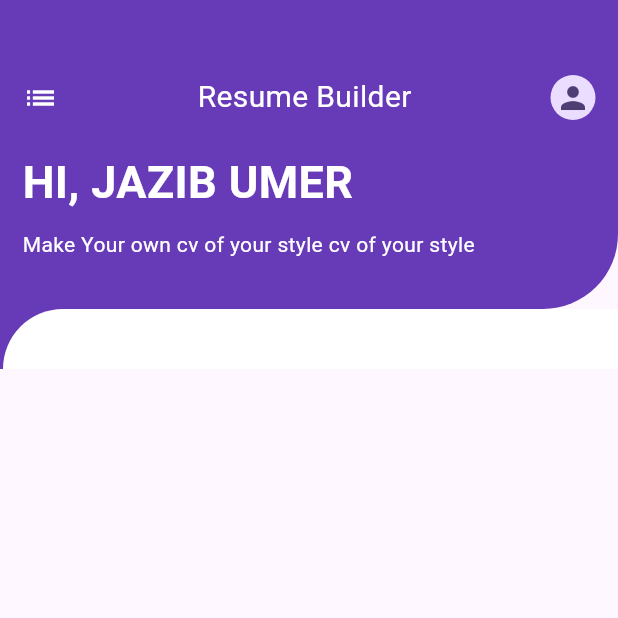
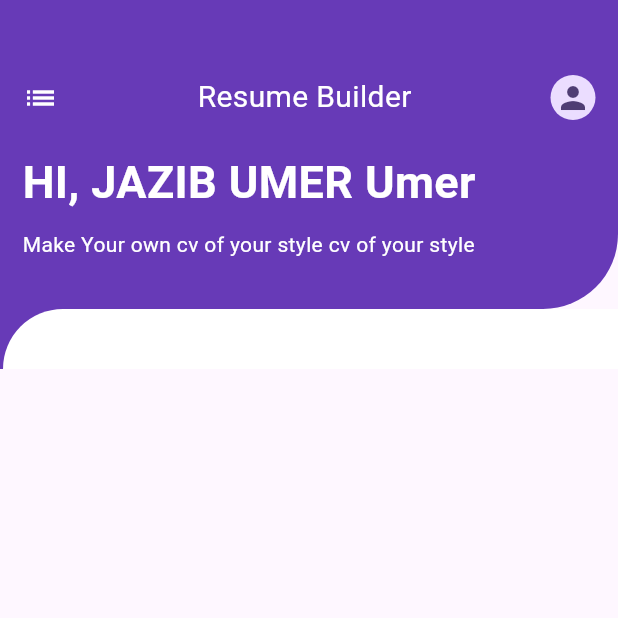
Before and after one commit to JAZIB-UMER/final_project, a Flutter app: the screen it shows after launch, on a phone screen of 412 x 824 dp, the top half of it. Run offline on Flutter 3.47's test engine with Material 3 defaults, Android fonts, the phone set to English and light mode, and no system bars; our stand-ins replace another_flushbar, fluttertoast, google_fonts, lottie; missing offline and left inert: dart:ffi; Roboto replaces fonts that are missing (sans_bold, sans_regular); project files that could hold a hidden picture were left out.

Commit message:
'umer added'

```diff
--- a/lib/view/auth_screen/home_screen.dart
+++ b/lib/view/auth_screen/home_screen.dart
@@ -56,7 +56,7 @@ class _HomeScreenState extends State<HomeScreen> {
                   height: 20,
                 ),
                 Text(
-                  'HI, JAZIB UMER',
+                  'HI, JAZIB UMER Umer',
                   style: TextStyle(
                       fontFamily: bold,
                       fontSize: 30,
```
Also changed, not shown: pubspec.lock.
